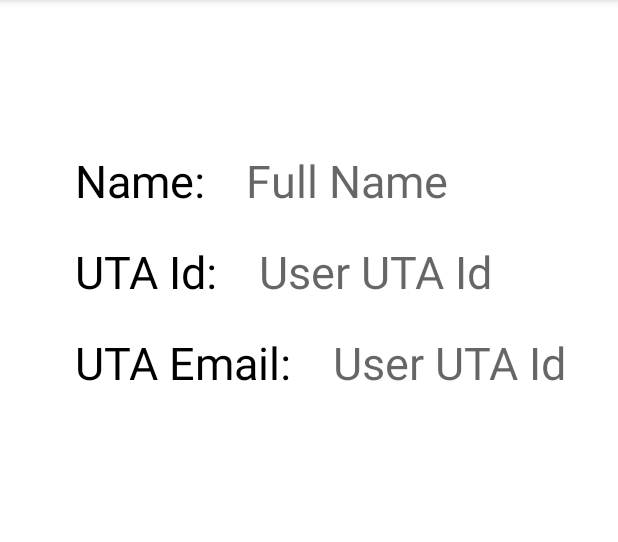
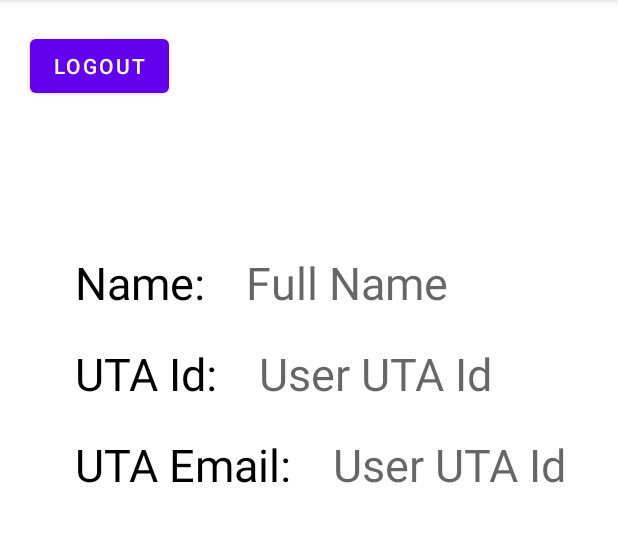
Before and after one commit to vimi30/UniversityBazaarSystem, an Android app: the HomeActivity screen opened directly, with no data from a screen before it, after a tap on "PROFILE", on a phone screen of 412 x 824 dp, the part 84-626 px from its top. Run offline under Robolectric (Android 15) with nearby library versions, the phone set to English and light mode, and no system bars.

Commit message:
Logout Funtionality added

```diff
--- a/app/src/main/java/com/example/universitybazaarsystem/HomeActivity.java
+++ b/app/src/main/java/com/example/universitybazaarsystem/HomeActivity.java
@@ -9,10 +9,18 @@ import android.widget.Button;
 
 public class HomeActivity extends AppCompatActivity {
     Button profileButton;
+    Button logoutButton;
     @Override
     protected void onCreate(Bundle savedInstanceState) {
         super.onCreate(savedInstanceState);
         setContentView(R.layout.activity_home);
+        logoutButton = (Button) findViewById(R.id.logout);
+        logoutButton.setOnClickListener(new View.OnClickListener() {
+            @Override
+            public void onClick(View view) {
+                logout();
+            }
+        });
         profileButton = (Button) findViewById(R.id.profile);
 
         profileButton.setOnClickListener(new View.OnClickListener() {
@@ -26,6 +34,11 @@ public class HomeActivity extends AppCompatActivity {
         Intent intent = new Intent(this, ProfilePage.class);
         startActivity(intent);
     }
+
+    public void logout(){
+        Intent i = new Intent(this, MainActivity.class);
+        startActivity(i);
+    }
 }
 
 //Commit
--- a/app/src/main/java/com/example/universitybazaarsystem/ProfilePage.java
+++ b/app/src/main/java/com/example/universitybazaarsystem/ProfilePage.java
@@ -2,13 +2,30 @@ package com.example.universitybazaarsystem;
 
 import androidx.appcompat.app.AppCompatActivity;
 
+import android.content.Intent;
 import android.os.Bundle;
+import android.view.View;
+import android.widget.Button;
 
 public class ProfilePage extends AppCompatActivity {
+    Button logoutButton;
 
     @Override
     protected void onCreate(Bundle savedInstanceState) {
         super.onCreate(savedInstanceState);
         setContentView(R.layout.activity_profile_page);
+        logoutButton = (Button) findViewById(R.id.logout);
+        logoutButton.setOnClickListener(new View.OnClickListener() {
+            @Override
+            public void onClick(View view) {
+                logout();
+            }
+        });
+    }
+
+    public void logout(){
+        Intent i = new Intent(this, MainActivity.class);
+        startActivity(i);
+
     }
 }
--- a/app/src/main/res/layout/activity_profile_page.xml
+++ b/app/src/main/res/layout/activity_profile_page.xml
@@ -10,11 +10,21 @@
      android:id="@+id/profile"
      android:layout_width="wrap_content"
      android:layout_height="wrap_content">
+
+     <Button
+         android:id="@+id/logout"
+         android:layout_width="wrap_content"
+         android:layout_height="wrap_content"
+         android:layout_marginLeft="20dp"
+         android:layout_marginTop="20dp"
+         android:text="Logout"></Button>
+
      <ImageView
          android:id="@+id/imageView"
          android:layout_width="wrap_content"
          android:layout_height="wrap_content"
          android:layout_marginTop="50dp"
+         android:layout_below="@+id/logout"
          android:layout_weight="1"
          android:layout_centerHorizontal="true"
          tools:srcCompat="@tools:sample/avatars" />
```
Also changed, not shown: app/src/main/res/layout/activity_home.xml (+8 -0 lines).
